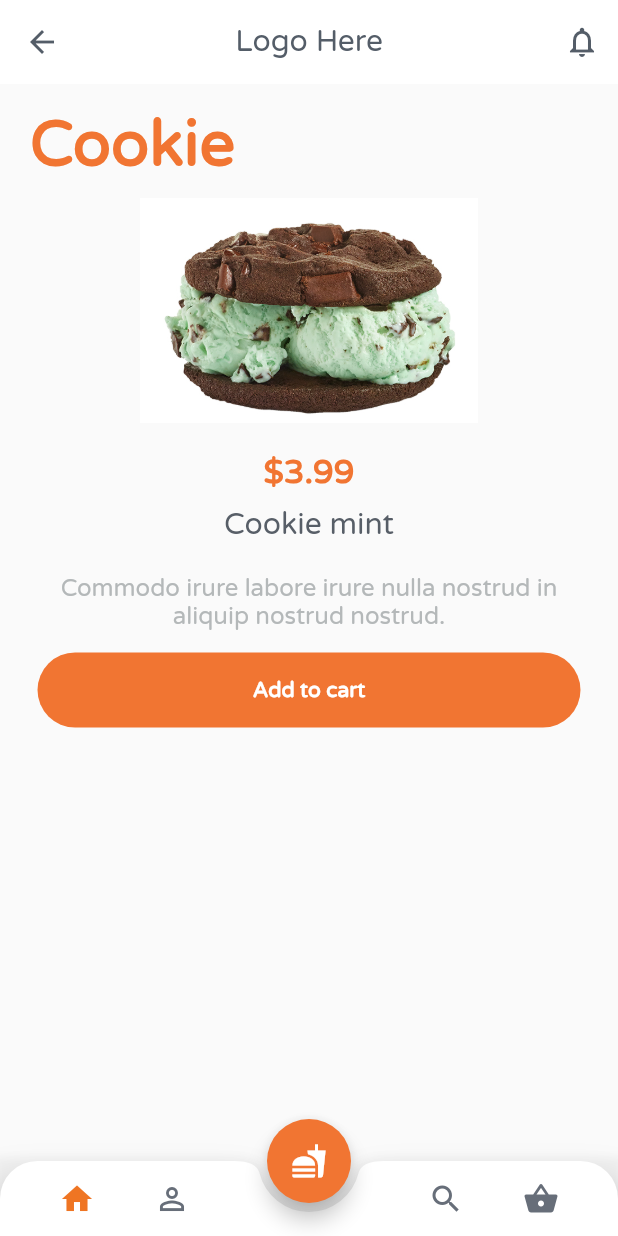
After one commit to andhikasy/cookiesapp, a Flutter app: the screen it shows after launch, after a tap on "$3.99", on a phone screen of 412 x 824 dp. The commit adds this screen. Run offline on Flutter 3.47's test engine with Material 2 defaults, Android fonts, the phone set to English and light mode, and no system bars.

Commit message:
Add cookie detail and Finish off

```diff
--- /dev/null
+++ b/lib/cookie_detail.dart
@@ -0,0 +1,117 @@
+import 'package:flutter/material.dart';
+import 'package:cookiesapp/bottom_bar.dart';
+
+class CookieDetail extends StatelessWidget {
+  final assetPath, cookieprice, cookiename;
+
+ CookieDetail({this.assetPath, this.cookieprice, this.cookiename});
+ @override
+ Widget build(BuildContext context) {
+   return Scaffold(
+    appBar: AppBar(
+      backgroundColor: Colors.white,
+      elevation: 0.0,
+      centerTitle: true,
+      leading: IconButton(
+        icon: Icon(Icons.arrow_back, color: Color(0xFF545D68)),
+        onPressed: () {
+          Navigator.of(context).pop();
+        }
+      ),
+      title: Text('Logo Here',
+        style: TextStyle(
+          fontFamily: 'Varela',
+          fontSize: 20.0,
+          color: Color(0xFF545D68))),
+      actions: <Widget>[
+        IconButton(icon: Icon(Icons.notifications_none, color:Color(0xFF545D68)),
+        onPressed: () {},
+        ),
+      ],
+    ),
+
+    body: ListView(
+      children: [
+        SizedBox(height: 15.0),
+        Padding(
+          padding: EdgeInsets.only(left: 20.0),
+          child: Text('Cookie',
+          style: TextStyle(
+            fontFamily: 'Varela',
+            fontSize: 42.0,
+            fontWeight: FontWeight.bold,
+            color: Color(0xFFF17532)),
+          ),
+        ),
+        SizedBox(height: 10.0),
+        Hero(
+          tag: assetPath,
+          child: Image.asset(assetPath,
+          height: 150.0,
+          width: 100.0,
+          fit: BoxFit.contain
+          )
+        ),
+        SizedBox(height: 20.0),
+        Center(
+          child: Text(cookieprice,
+            style: TextStyle(
+              fontFamily: 'Varela',
+              fontSize: 22.0,
+              fontWeight: FontWeight.bold,
+              color: Color(0xFFF17532))),
+        ),
+        SizedBox(height: 10.0),
+        Center(
+          child: Text(cookiename,
+            style: TextStyle(
+            fontFamily: 'Varela',
+            fontSize: 20.0,
+            color: Color(0xFF575E67))),
+        ),
+        SizedBox(height: 20.0),
+        Center(
+          child: Container(
+            width: MediaQuery.of(context).size.width - 50.0,
+            child: Text('Commodo irure labore irure nulla nostrud in aliquip nostrud nostrud.',
+            textAlign: TextAlign.center,
+            style: TextStyle(
+                  fontFamily: 'Varela',
+                  fontSize: 16.0,
+                  color: Color(0xFFB4B8B9))
+            ),
+          ),
+        ),
+        SizedBox(height: 15.0),
+        Center(
+          child: Container(
+            width: MediaQuery.of(context).size.width - 50.0,
+            height: 50.0,
+            decoration: BoxDecoration(
+              borderRadius: BorderRadius.circular(25.0),
+              color: Color(0xFFF17532)
+            ),
+            child: Center(
+              child: Text('Add to cart',
+                style: TextStyle(
+                  fontFamily: 'Varela',
+                  fontSize: 14.0,
+                  fontWeight: FontWeight.bold,
+                  color: Colors.white
+                ),
+              )
+            )
+          )
+        )
+      ]
+    ),
+
+    floatingActionButton: FloatingActionButton(onPressed: () {},
+    backgroundColor: Color(0xFFF17532),
+    child: Icon(Icons.fastfood),
+    ),
+    floatingActionButtonLocation: FloatingActionButtonLocation.centerDocked,
+    bottomNavigationBar: BottomBar(),
+   );
+ }
+}
--- a/lib/cookie_page.dart
+++ b/lib/cookie_page.dart
@@ -1,3 +1,4 @@
+import 'package:cookiesapp/cookie_detail.dart';
 import 'package:flutter/material.dart';
 
 class CookiePage extends StatelessWidget {
@@ -39,6 +40,14 @@ class CookiePage extends StatelessWidget {
   return Padding(
   padding: EdgeInsets.only(top: 5.0, left: 5.0, right: 5.0, bottom: 5.0),
   child: InkWell(
+    onTap: () {
+      Navigator.of(context).push(
+        MaterialPageRoute(builder: (context) => CookieDetail(
+        assetPath: imgPath,
+        cookieprice: price,
+        cookiename: name
+        )));
+    },
     child: Container(
     decoration: BoxDecoration(
     borderRadius: BorderRadius.circular(15.0),
```
